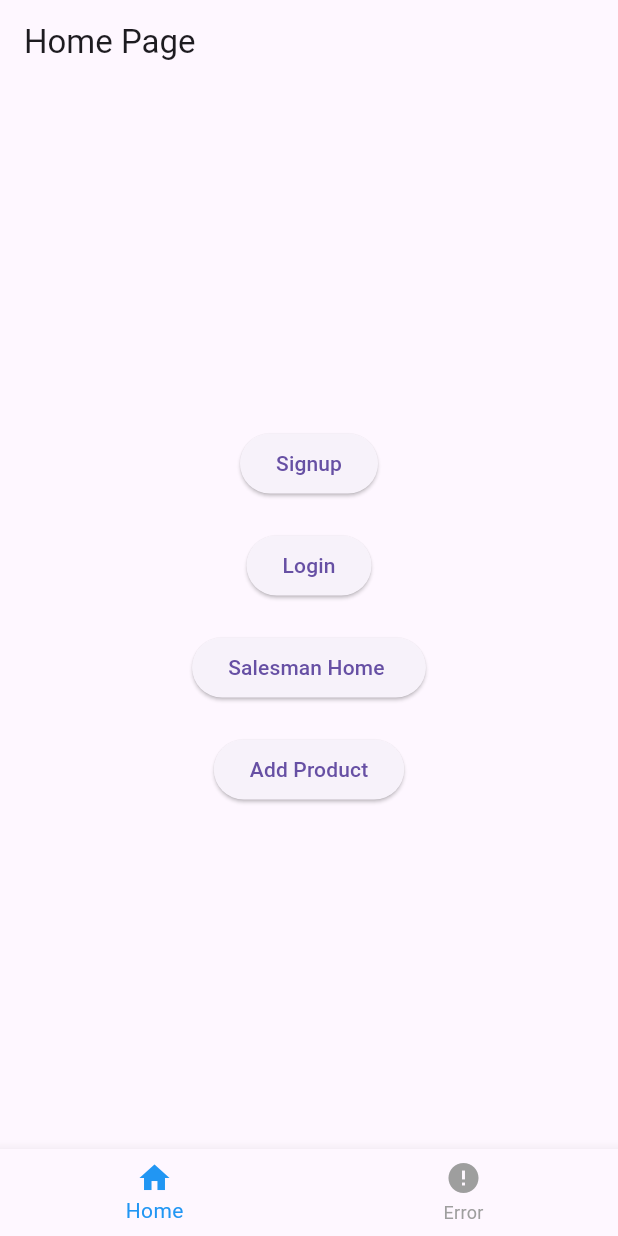
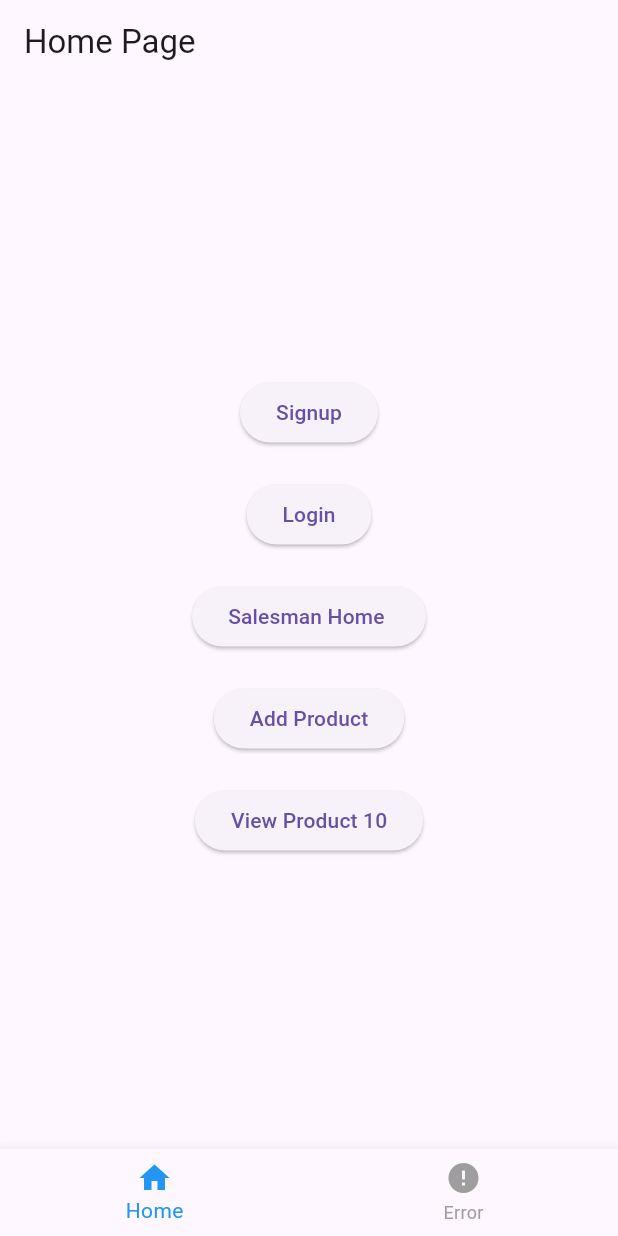
Before and after one commit to SaiSharan2005/Flutter_pura_CRM, a Flutter app: the screen it shows after launch, on a phone screen of 412 x 824 dp. Run offline on Flutter 3.47's test engine with Material 3 defaults, Android fonts, the light colour scheme and no system bars; our stand-ins replace equatable, flutter_bloc, flutter_secure_storage.

Commit message:
/product/id is workgin now

```diff
--- a/lib/features/products/presentation/pages/product_details_page.dart
+++ b/lib/features/products/presentation/pages/product_details_page.dart
@@ -180,7 +180,7 @@ class _ProductDetailsPageState extends State<ProductDetailsPage> {
               ),
             ),
             child: const Text(
-              'Add to bag',
+              'Add to cart',
               style: TextStyle(
                 fontSize: 16,
                 fontWeight: FontWeight.bold,
--- a/lib/main.dart
+++ b/lib/main.dart
@@ -95,6 +95,20 @@ class MyApp extends StatelessWidget {
   }
 
   Route<dynamic> _generateRoute(RouteSettings settings) {
+    Uri uri = Uri.parse(settings.name ?? '/');
+
+    if (uri.pathSegments.length == 2 && uri.pathSegments[0] == 'product') {
+      final productId = int.tryParse(uri.pathSegments[1]);
+      if (productId != null) {
+        return MaterialPageRoute(
+          builder: (context) => ProductDetailsPage(
+            productId: productId,
+            getProductByIdUseCase: GetProductByIdUseCase(productRepository),
+          ),
+        );
+      }
+    }
+
     return MaterialPageRoute(
       builder: (context) => MainLayout(
         child: _buildPage(settings.name ?? '/'),
@@ -157,6 +171,11 @@ class HomePage extends StatelessWidget {
               onPressed: () => Navigator.pushNamed(context, '/product/add'),
               child: Text('Add Product'),
             ),
+            SizedBox(height: 20),
+            ElevatedButton(
+              onPressed: () => Navigator.pushNamed(context, '/product/10'),
+              child: Text('View Product 10'),
+            ),
           ],
         ),
       ),
--- a/lib/utils/dynamic_navbar.dart
+++ b/lib/utils/dynamic_navbar.dart
@@ -25,8 +25,7 @@ class _MainLayoutState extends State<MainLayout> {
     if (user != null) {
       setState(() {
         // Assuming user.roles is a list of roles, we're hardcoding as "salesman" for now
-        userRole =
-            "salesman"; // You can modify this based on actual roles from user data
+        userRole = "salesman"; // You can modify this based on actual roles from user data
       });
     }
   }
```
